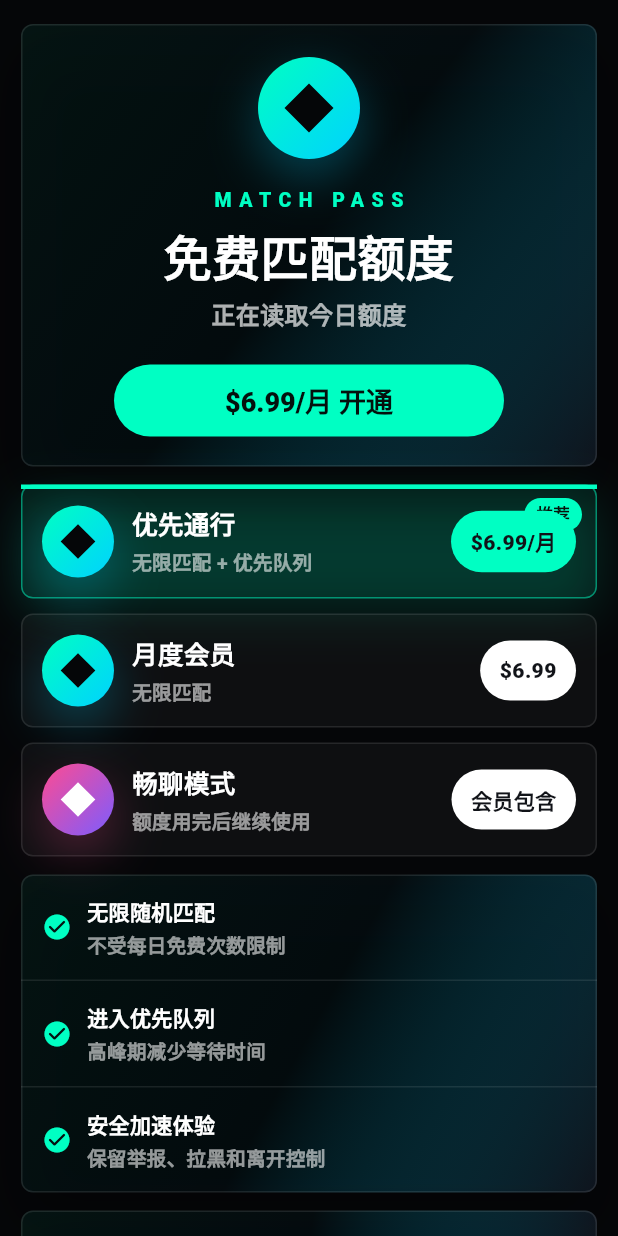
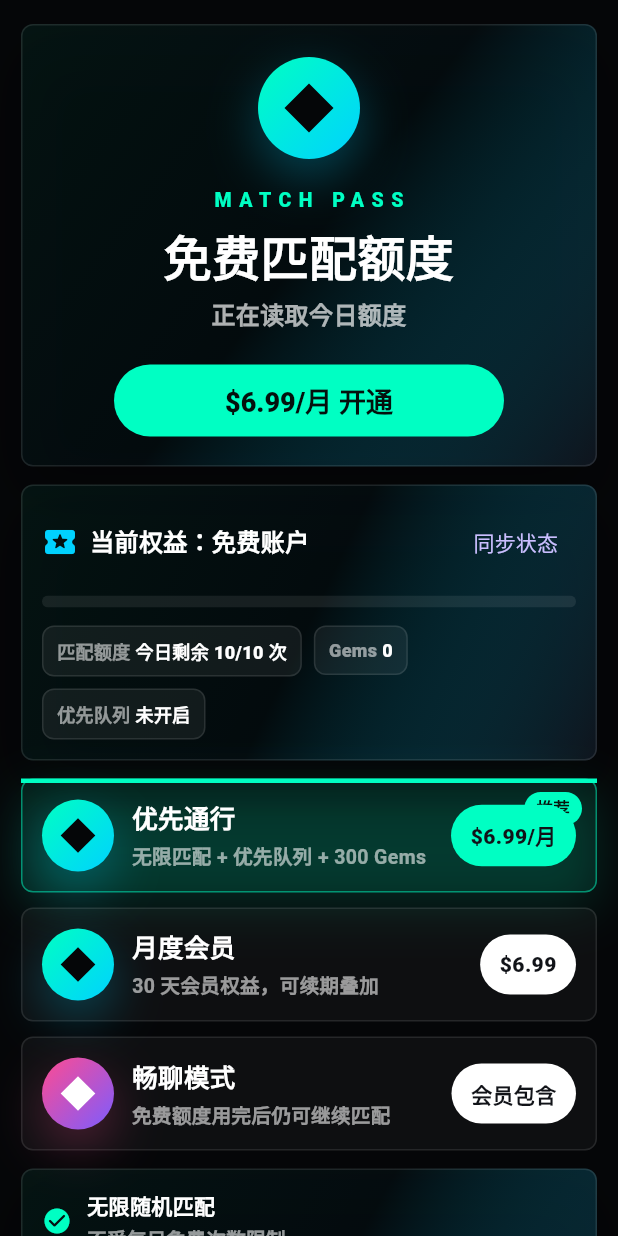
Before and after one commit to twappleon/random_match, a Flutter app: the MembershipPage widget shown alone on an empty page, opened directly, on a phone screen of 412 x 824 dp. Run offline on Flutter 3.47's test engine with Material 3 defaults, Android fonts, the phone set to English and light mode, and no system bars; our stand-ins replace dio, firebase_core, firebase_messaging, get, permission_handler; missing offline and left inert: flutter_webrtc; accounts and stored records are empty; network calls fail.

Commit message:
Improve membership pass experience

```diff
--- a/apps/mobile/lib/controllers/match_controller.dart
+++ b/apps/mobile/lib/controllers/match_controller.dart
@@ -762,15 +762,16 @@ class MatchController extends GetxController {
     }
   }
 
-  Future<void> buyMembership() async {
+  Future<void> buyMembership({String plan = 'premium_monthly'}) async {
     if (paymentLoading.value || commerceStatus.value?.isMember == true) return;
     paymentLoading.value = true;
     try {
       await ensureAuth();
-      final order = await api.createPaymentOrder();
+      final order = await api.createPaymentOrder(plan: plan);
       await api.confirmPaymentOrder(order.id);
       await loadCommerceStatus();
-      Get.snackbar('会员已开通', '可无限匹配并优先排队', snackPosition: SnackPosition.BOTTOM);
+      Get.snackbar('会员已开通', '已加入优先队列，并赠送 300 Gems',
+          snackPosition: SnackPosition.BOTTOM);
     } catch (error) {
       showError(error);
     } finally {
--- a/apps/mobile/lib/data/random_match_api.dart
+++ b/apps/mobile/lib/data/random_match_api.dart
@@ -121,10 +121,12 @@ class RandomMatchApi {
     return CommerceStatus.fromJson(res.data ?? {});
   }
 
-  Future<PaymentOrder> createPaymentOrder() async {
+  Future<PaymentOrder> createPaymentOrder({
+    String plan = 'premium_monthly',
+  }) async {
     final res = await _dio.post<Map<String, dynamic>>(
       '/api/v1/commerce/orders',
-      data: {'plan': 'premium_monthly'},
+      data: {'plan': plan},
       options: _authOptions,
     );
     return PaymentOrder.fromJson(
--- a/apps/mobile/lib/pages/membership_page.dart
+++ b/apps/mobile/lib/pages/membership_page.dart
@@ -2,6 +2,7 @@ import 'package:flutter/material.dart';
 import 'package:get/get.dart';
 
 import '../controllers/match_controller.dart';
+import '../data/models.dart';
 
 const _surface = Color(0xff111723);
 const _surfaceSoft = Color(0xff18202f);
@@ -43,27 +44,39 @@ class MembershipPage extends GetView<MatchController> {
               onPressed: canBuy ? controller.buyMembership : null,
             ),
             const SizedBox(height: 12),
+            _AccountStatusCard(
+              status: status,
+              loading: controller.paymentLoading.value,
+              onRefresh: controller.loadCommerceStatus,
+            ),
+            const SizedBox(height: 12),
             _PassCard(
               title: '优先通行',
-              subtitle: '无限匹配 + 优先队列',
-              price: r'$6.99/月',
+              subtitle: '无限匹配 + 优先队列 + 300 Gems',
+              price: isMember ? '已开通' : r'$6.99/月',
               featured: true,
-              onPressed: canBuy ? controller.buyMembership : null,
+              onPressed: canBuy
+                  ? () => controller.buyMembership(plan: 'premium_monthly')
+                  : null,
             ),
             const SizedBox(height: 10),
             _PassCard(
               title: '月度会员',
-              subtitle: '无限匹配',
-              price: r'$6.99',
-              onPressed: canBuy ? controller.buyMembership : null,
+              subtitle: '30 天会员权益，可续期叠加',
+              price: isMember ? '已拥有' : r'$6.99',
+              onPressed: canBuy
+                  ? () => controller.buyMembership(plan: 'premium_monthly')
+                  : null,
             ),
             const SizedBox(height: 10),
             _PassCard(
               title: '畅聊模式',
-              subtitle: '额度用完后继续使用',
-              price: '会员包含',
+              subtitle: '免费额度用完后仍可继续匹配',
+              price: isMember ? '已包含' : '会员包含',
               gemColor: _pink,
-              onPressed: canBuy ? controller.buyMembership : null,
+              onPressed: canBuy
+                  ? () => controller.buyMembership(plan: 'premium_monthly')
+                  : null,
             ),
             const SizedBox(height: 12),
             const _BenefitGrid(),
@@ -301,6 +314,140 @@ class _PassCard extends StatelessWidget {
   }
 }
 
+class _AccountStatusCard extends StatelessWidget {
+  const _AccountStatusCard({
+    required this.status,
+    required this.loading,
+    required this.onRefresh,
+  });
+
+  final CommerceStatus? status;
+  final bool loading;
+  final Future<void> Function() onRefresh;
+
+  @override
+  Widget build(BuildContext context) {
+    final isMember = status?.isMember == true;
+    final dailyLimit = status?.dailyLimit ?? 10;
+    final dailyUsed = status?.dailyUsed ?? 0;
+    final dailyRemaining = status?.dailyRemaining ?? dailyLimit;
+    final gemsBalance = status?.gemsBalance ?? 0;
+    final expiresAt = status?.membershipExpiresAt;
+    final progress = isMember || dailyLimit <= 0
+        ? 1.0
+        : (dailyUsed / dailyLimit).clamp(0.0, 1.0);
+    final quotaText = isMember
+        ? '无限匹配'
+        : '今日剩余 $dailyRemaining/$dailyLimit 次';
+
+    return _GlassPanel(
+      padding: const EdgeInsets.all(14),
+      child: Column(
+        crossAxisAlignment: CrossAxisAlignment.stretch,
+        children: [
+          Row(
+            children: [
+              Icon(
+                isMember
+                    ? Icons.verified_rounded
+                    : Icons.local_activity_rounded,
+                color: isMember ? _neon : _cyan,
+              ),
+              const SizedBox(width: 8),
+              Expanded(
+                child: Text(
+                  isMember ? '当前权益：Match Pass' : '当前权益：免费账户',
+                  style: const TextStyle(
+                    color: Colors.white,
+                    fontSize: 16,
+                    fontWeight: FontWeight.w900,
+                  ),
+                ),
+              ),
+              TextButton(
+                onPressed: loading ? null : onRefresh,
+                child: Text(loading ? '同步中' : '同步状态'),
+              ),
+            ],
+          ),
+          const SizedBox(height: 12),
+          ClipRRect(
+            borderRadius: BorderRadius.circular(999),
+            child: LinearProgressIndicator(
+              value: progress,
+              minHeight: 8,
+              backgroundColor: Colors.white.withValues(alpha: 0.08),
+              valueColor: AlwaysStoppedAnimation<Color>(
+                isMember ? _neon : _cyan,
+              ),
+            ),
+          ),
+          const SizedBox(height: 12),
+          Wrap(
+            spacing: 8,
+            runSpacing: 8,
+            children: [
+              _StatusPill(label: '匹配额度', value: quotaText),
+              _StatusPill(label: 'Gems', value: '$gemsBalance'),
+              _StatusPill(
+                label: '优先队列',
+                value: isMember ? '已开启' : '未开启',
+              ),
+              if (expiresAt != null)
+                _StatusPill(label: '到期日', value: _formatDate(expiresAt)),
+            ],
+          ),
+        ],
+      ),
+    );
+  }
+}
+
+class _StatusPill extends StatelessWidget {
+  const _StatusPill({
+    required this.label,
+    required this.value,
+  });
+
+  final String label;
+  final String value;
+
+  @override
+  Widget build(BuildContext context) {
+    return DecoratedBox(
+      decoration: BoxDecoration(
+        color: Colors.white.withValues(alpha: 0.06),
+        border: Border.all(color: Colors.white.withValues(alpha: 0.1)),
+        borderRadius: BorderRadius.circular(8),
+      ),
+      child: Padding(
+        padding: const EdgeInsets.symmetric(horizontal: 10, vertical: 8),
+        child: Row(
+          mainAxisSize: MainAxisSize.min,
+          children: [
+            Text(
+              '$label ',
+              style: TextStyle(
+                color: Colors.white.withValues(alpha: 0.55),
+                fontSize: 12,
+                fontWeight: FontWeight.w800,
+              ),
+            ),
+            Text(
+              value,
+              style: const TextStyle(
+                color: Colors.white,
+                fontSize: 12,
+                fontWeight: FontWeight.w900,
+              ),
+            ),
+          ],
+        ),
+      ),
+    );
+  }
+}
+
 class _BenefitGrid extends StatelessWidget {
   const _BenefitGrid();
 
@@ -328,6 +475,11 @@ class _BenefitGrid extends StatelessWidget {
       ),
     );
   }
+}
+
+String _formatDate(DateTime value) {
+  final local = value.toLocal();
+  return '${local.year}/${local.month.toString().padLeft(2, '0')}/${local.day.toString().padLeft(2, '0')}';
 }
 
 class _BenefitTile extends StatelessWidget {
```
Also changed, not shown: apps/mobile/lib/pages/discover_page.dart (+10 -3 lines), 3 other files.
